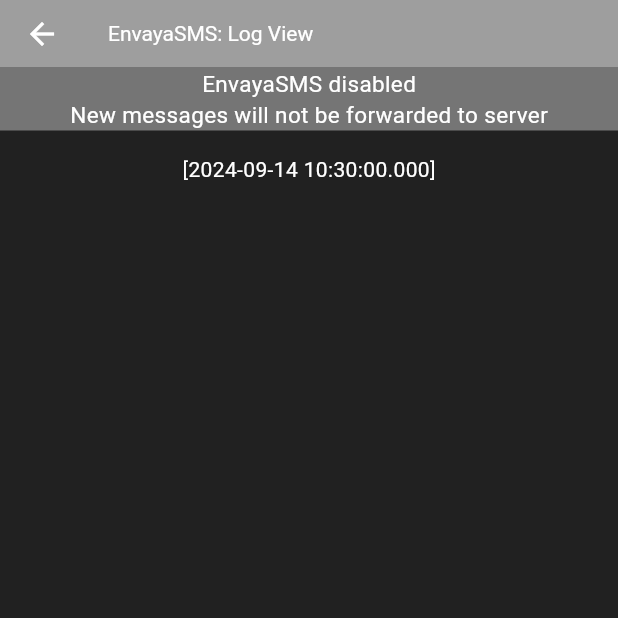
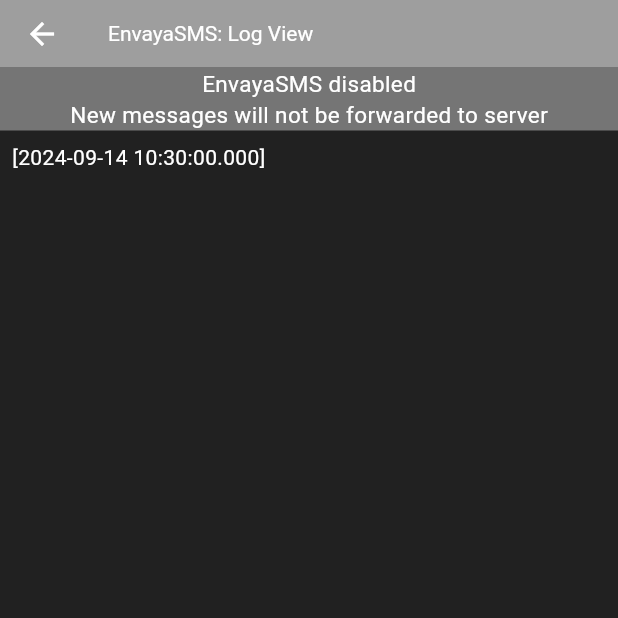
Before and after one commit to nshobairwe/Icare-Flutter, a Flutter app: the SmsSetting screen opened directly, after a tap on "Enable EnvayaSMS", on a phone screen of 412 x 824 dp, the top half of it. Run offline on Flutter 3.47's test engine with Material 3 defaults, Android fonts, the phone set to English and light mode, and no system bars; our stand-ins replace permission_handler; missing offline and left inert: background_sms; network calls fail.

Commit message:
logs displayed at the start of the screen

```diff
--- a/lib/screen/sms_setting.dart
+++ b/lib/screen/sms_setting.dart
@@ -48,7 +48,6 @@
           if (_enableEnvayaSMS) {
             _fetchAndSendSms();
             evayaSmsEnabledTime = DateTime.now();
-            print(evayaSmsEnabledTime);
             Navigator.of(context).push(
               MaterialPageRoute(
                 builder: (context) => LogViewScreen(
--- a/lib/screen/sms_view.dart
+++ b/lib/screen/sms_view.dart
@@ -1,6 +1,5 @@
 import 'dart:async'; // Import this to use Future.delayed
 import 'package:flutter/material.dart';
-
 import 'package:icare/screen/sms_setting.dart';
 
 class LogViewScreen extends StatefulWidget {
@@ -25,7 +24,8 @@
 
 class _LogViewScreenState extends State<LogViewScreen> {
   // Track which texts should be visible
-  List<bool> _visibleTexts = [false, false, false, false, false];
+  List<bool> _visibleTexts = [false, false, false, false];
+  String sms = ''; // Declare 'sms' as a class-level variable
 
   @override
   void initState() {
@@ -58,12 +58,8 @@
         _visibleTexts[3] = true;
       });
     });
-    Future.delayed(Duration(seconds: 5), () {
-      setState(() {
-        _visibleTexts[4] = true;
-        print("smsSent is set to visible");
-      });
-    });
+
+
   }
 
   @override
@@ -75,9 +71,11 @@
           title: Text('EnvayaSMS: Log View'),
         ),
       ),
-      body: Column(
+      body: Container(
+        child: Column(
           children: [
-          Column(
+            Container(
+              child:  Column(
                 children: [
                   GestureDetector(
                     onTap: () {
@@ -108,8 +106,11 @@
                   ),
                 ],
               ),
+            ),
             Padding(
-            padding: const EdgeInsets.all(16.0),
+              padding: const EdgeInsets.all(8.0),
+              child: Container(
+                alignment: Alignment.topLeft,
                 child: Column(
                   crossAxisAlignment: CrossAxisAlignment.start,
                   mainAxisAlignment: MainAxisAlignment.start,
@@ -118,12 +119,14 @@
                     if (_visibleTexts[1]) Text('${widget.evayaSmsStarted}'),
                     if (_visibleTexts[2]) Text('${widget.OutgoingSmsTime}'),
                     if (_visibleTexts[3]) Text('${widget.checkingForSms}'),
-                if(_visibleTexts[4]) Text('${widget.smsSent}')
+
                   ],
                 ),
               ),
-        ],
-      ),
+            )
+          ]
+        )
+      )
     );
   }
 }
--- a/lib/service/provider.dart
+++ b/lib/service/provider.dart
@@ -43,7 +43,8 @@
 
   // Fetch data and send SMS for each message
   static Future<void> fetchSmsData(Function(String) onSuccess) async {
-    var url = Uri.parse('http://10.42.0.181:8081/sms/receive');
+
+    var url = Uri.parse('http://192.168.43.65:8081/sms/receive');
 
     // Sending the request as form data
     var response = await http.post(
@@ -63,18 +64,15 @@
       // Parse the JSON response
       var data = jsonDecode(response.body);
 
-
       // Iterate through the events and send SMS for each message
       for (var event in data['events']) {
         for (var message in event['messages']) {
           String phoneNumber = message['to'];
           String messageContent = message['message'];
 
-          // Call the sendBackgroundSMS function to send each message
+
           await sendBackgroundSMS(phoneNumber, messageContent, (successMessage) async {
             // Handle success message
-            // Introduce a 30-second delay before starting SMS sending
-
             onSuccess(successMessage);
           });
         }
```
Lines whose indentation alone changed are shown as unchanged.
